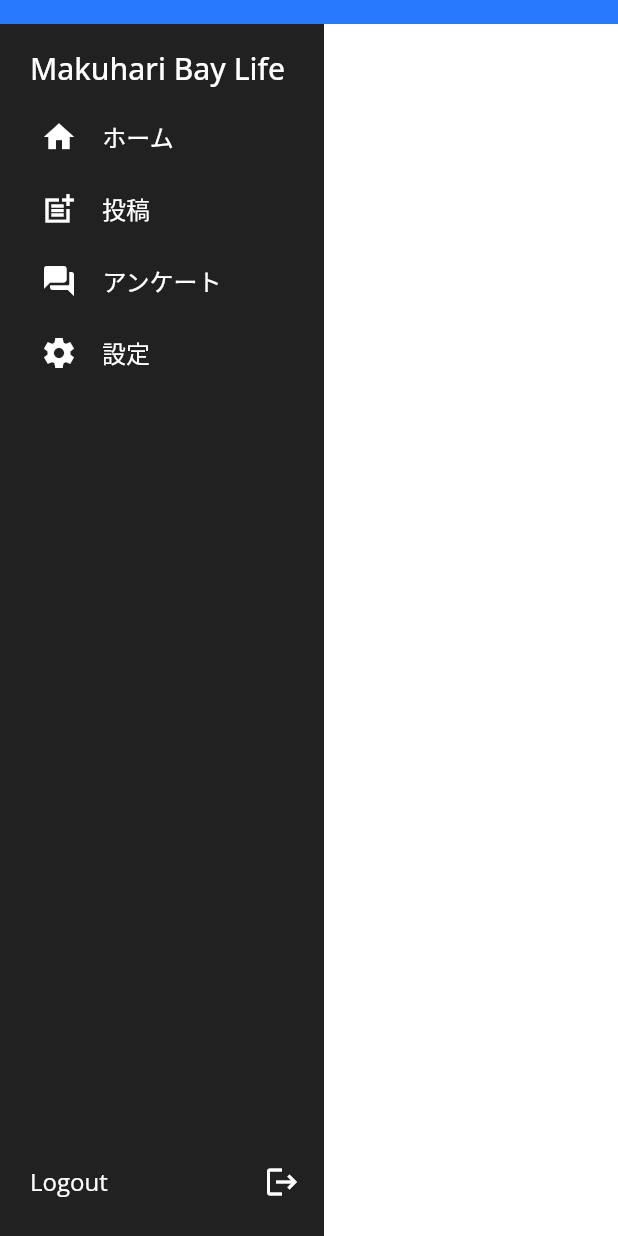
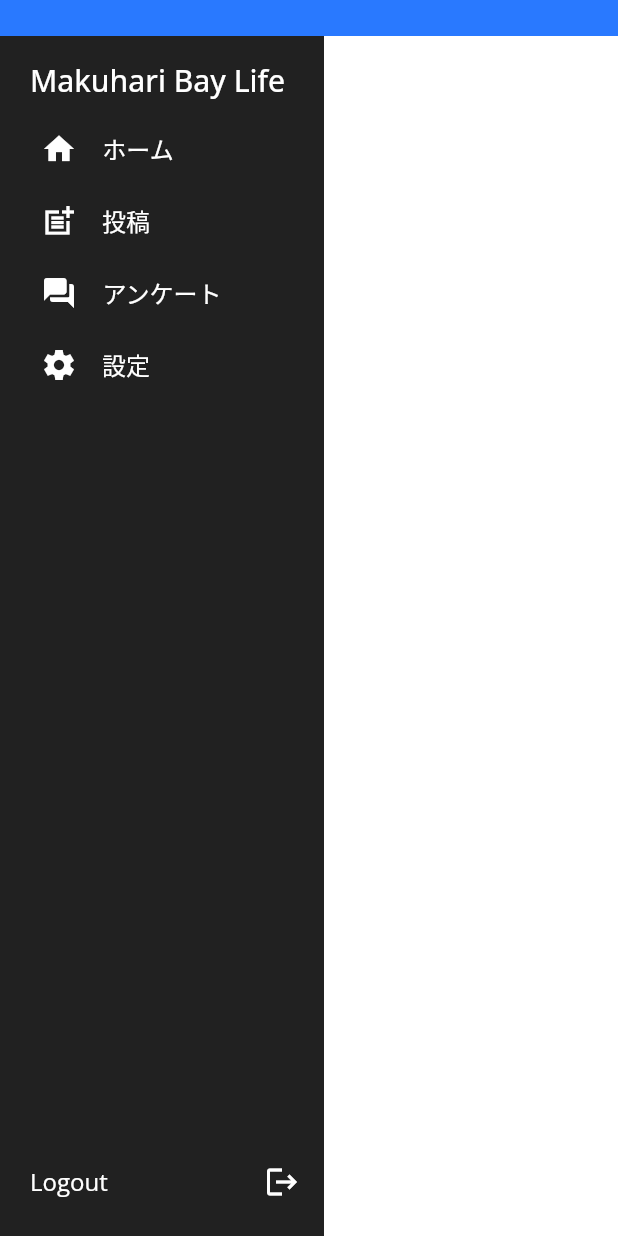
Before and after one commit to takase-pd/baylifeweb, a Flutter app: the HomePageWidget screen opened directly, on a phone screen of 412 x 824 dp. Run offline on Flutter 3.47's test engine with Material 2 defaults, Android fonts, the phone set to English and light mode, and no system bars; drawn by our look-alikes of auto_size_text; our stand-ins replace built_collection, built_value, cloud_firestore, equatable, file_picker, firebase_analytics and 15 more; missing offline and left inert: firebase_app_check, json_path, mime_type; accounts and stored records are empty; generated files the repository leaves out were written again; network calls fail.

Commit message:
Update the header bar

```diff
--- a/lib/components/header_widget.dart
+++ b/lib/components/header_widget.dart
@@ -16,7 +16,7 @@ class _HeaderWidgetState extends State<HeaderWidget> {
   Widget build(BuildContext context) {
     return Container(
       width: double.infinity,
-      height: 16,
+      height: 24,
       decoration: BoxDecoration(
         color: FlutterFlowTheme.of(context).primaryColor,
       ),
```
